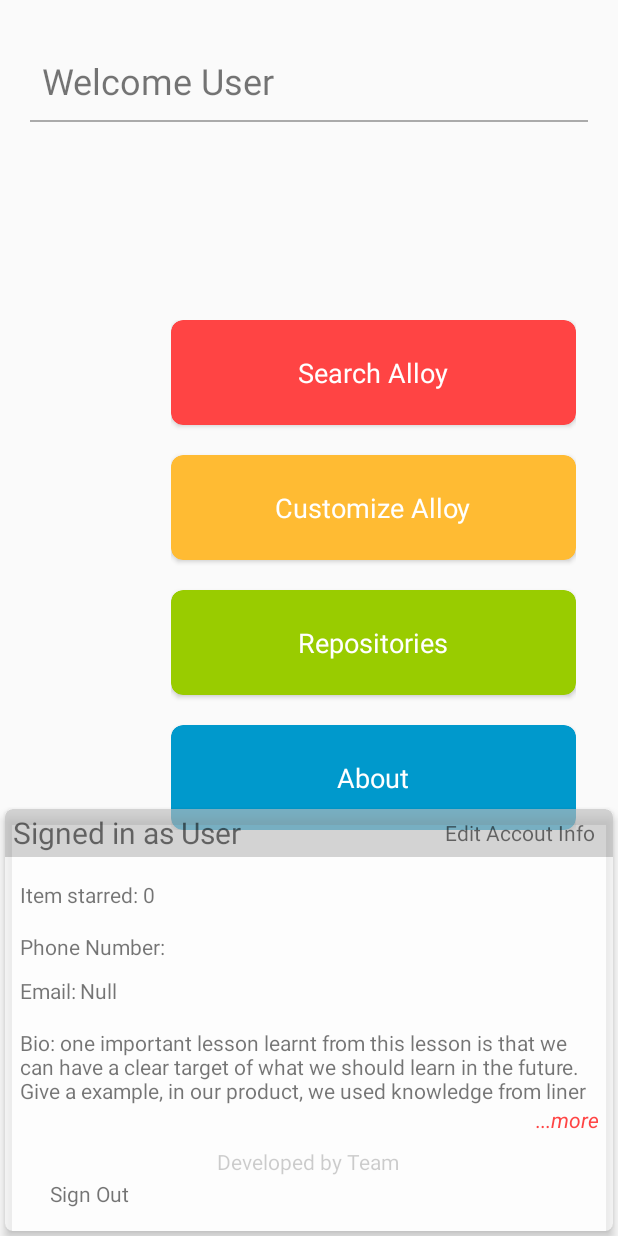
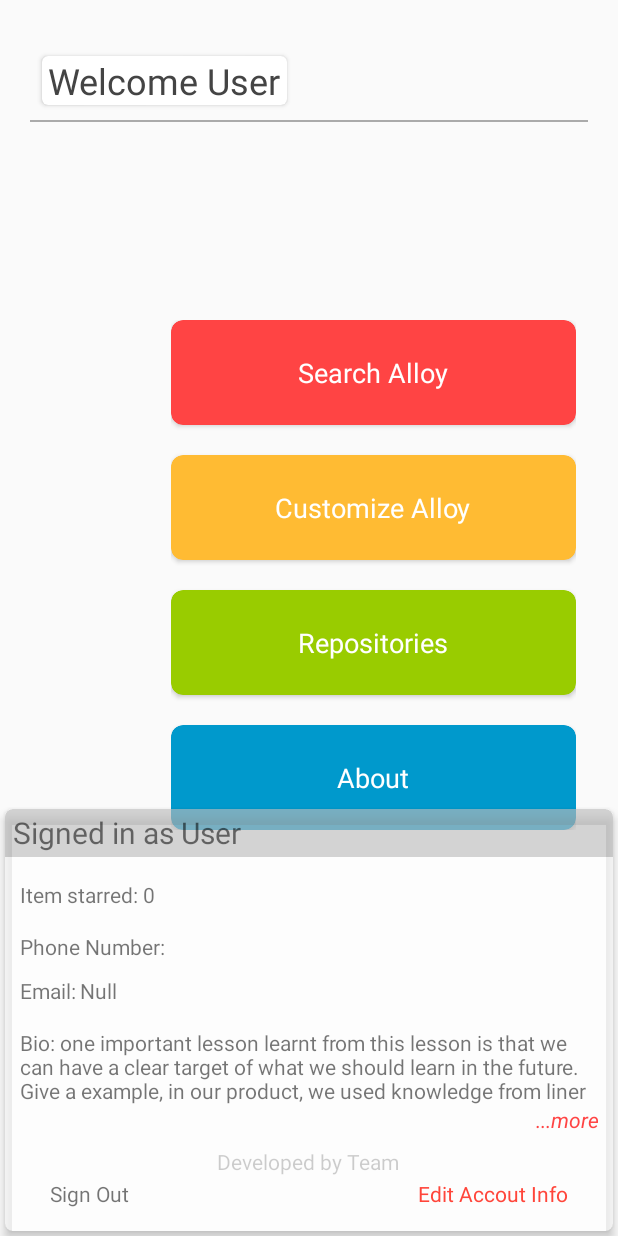
Before and after one commit to zjnsill/Primary, an Android app: the bottomSheet screen opened directly, with no data from a screen before it, after a tap on an icon or button, on a phone screen of 412 x 824 dp. Run offline under Robolectric (Android 15) with nearby library versions, the phone set to English and light mode, and no system bars; libraries missing offline, so code that uses them is left out: cn.smssdk, com.mob.

Commit message:
edit account
null

```diff
--- a/app/src/main/java/com/psi/shen/primary/bottomSheet.java
+++ b/app/src/main/java/com/psi/shen/primary/bottomSheet.java
@@ -43,7 +43,7 @@ import cn.smssdk.SMSSDK;
 public class bottomSheet extends AppCompatActivity {
     private View bottomSheetView,backView,bottomsheetLower;
     private BottomSheetBehavior mBehavior;
-    private TextView nameTV,starredItemCountTV,welcome,editTV,Email,phoneNum,leftTV,rightTV,Bio,expandIndicator;
+    private TextView nameTV,starredItemCountTV,welcome,Email,phoneNum,leftTV,rightTV,Bio,expandIndicator;
     private CardView searchCV,createCV,starredCV,aboutCV;
     private signedUser defaultUser = signedUser.DefaultUser;
     private signedUser currentUser;
@@ -84,7 +84,6 @@ public class bottomSheet extends AppCompatActivity {
         phoneNum = findViewById(R.id.phoneNum);
         Bio = findViewById(R.id.Bio);
         expandIndicator = findViewById(R.id.expandIndicator);
-        editTV = bottomSheetView.findViewById(R.id.editTV);
         Email = bottomSheetView.findViewById(R.id.Email);
 
 
@@ -92,11 +91,15 @@ public class bottomSheet extends AppCompatActivity {
         //currently return francis as the previously signed user;
         //if the user is not signed in, use default user;
 
+        Intent Editing = getIntent();
         String s = "one important lesson learnt from this lesson is that we can have a clear" +
                 " target of what we should learn in the future. Give a example, in our product, " +
                 "we used knowledge from liner algebra, virtual machine, computer network, data structure. " +
                 "But, as we are yet, freshmen student, we don’t have a very deep understanding of these, we learnt by ourself  ";
-        currentUser = new signedUser.Builder("User",phone).Bio(s).Email("Null").build();
+        if(Editing.getParcelableExtra("edituser")==null)
+            currentUser = new signedUser.Builder("User",phone).Bio(s).Email("Null").build();
+        else
+            currentUser = Editing.getParcelableExtra("edituser");
         userDatabaseManager = UserDatabaseManager.getInstance(this,currentUser.getName());
         //
         //
@@ -134,17 +137,6 @@ public class bottomSheet extends AppCompatActivity {
 
         //
         //after calling the following methods, create a new intent and redirect to this activity other than using finish();
-        editTV.setOnClickListener(new View.OnClickListener() {
-            @Override
-            public void onClick(View v) {
-                Intent editAccountInfo = new Intent(bottomSheet.this,edit_account_info.class);
-                Bundle userInfo = new Bundle();
-                userInfo.putParcelable("user",currentUser);
-                editAccountInfo.putExtras(userInfo);
-                editAccountInfo.setFlags(Intent.FLAG_ACTIVITY_SINGLE_TOP);
-                startActivity(editAccountInfo);
-            }
-        });
 
         if(currentUser.equals(defaultUser)){
             leftTV.setText("Sign In");
@@ -162,8 +154,6 @@ public class bottomSheet extends AppCompatActivity {
                     showVerifyWindow("",1);
                 }
             });
-            editTV.setVisibility(View.INVISIBLE);
-            editTV.setClickable(false);
         }else{
             leftTV.setText("Sign Out");
             leftTV.setOnClickListener(new View.OnClickListener() {
@@ -179,16 +169,19 @@ public class bottomSheet extends AppCompatActivity {
 
                 }
             });
-            rightTV.setText("");
+            rightTV.setText("Edit Accout Info");
             rightTV.setTextColor(Color.rgb(255,69,58));
             rightTV.setOnClickListener(new View.OnClickListener() {
                 @Override
                 public void onClick(View v) {
-                    //implement delete user Info action;
+                    Intent editAccountInfo = new Intent(bottomSheet.this,edit_account_info.class);
+                    Bundle userInfo = new Bundle();
+                    userInfo.putParcelable("user",currentUser);
+                    editAccountInfo.putExtras(userInfo);
+                    editAccountInfo.setFlags(Intent.FLAG_ACTIVITY_SINGLE_TOP);
+                    startActivity(editAccountInfo);
                 }
             });
-            editTV.setVisibility(View.VISIBLE);
-            editTV.setClickable(true);
         }
 
         backView.setDrawingCacheEnabled(true);
--- a/app/src/main/res/layout/activity_bottom_sheet.xml
+++ b/app/src/main/res/layout/activity_bottom_sheet.xml
@@ -12,16 +12,27 @@
         android:layout_height="match_parent"
         android:orientation="vertical">
 
-        <TextView
-            android:id="@+id/userName"
+        <android.support.v7.widget.CardView
+            android:id="@+id/WelcomeCV"
             android:layout_width="wrap_content"
             android:layout_height="wrap_content"
             android:layout_marginStart="8dp"
             android:layout_marginBottom="10dp"
-            android:text="Welcome "
-            android:textSize="24sp"
+            app:cardCornerRadius="4dp"
             app:layout_constraintBottom_toTopOf="@+id/textView16"
-            app:layout_constraintStart_toStartOf="@+id/textView16" />
+            app:layout_constraintStart_toStartOf="@+id/textView16">
+
+            <TextView
+                android:id="@+id/userName"
+                android:layout_width="wrap_content"
+                android:layout_height="wrap_content"
+                android:layout_gravity="center"
+                android:layout_marginStart="4dp"
+                android:layout_marginEnd="4dp"
+                android:text="Welcome "
+                android:textColor="#444"
+                android:textSize="24sp" />
+        </android.support.v7.widget.CardView>
 
         <TextView
             android:id="@+id/textView16"
@@ -175,16 +186,6 @@
                         android:text="Signed in as "
                         android:textSize="20sp" />
 
-                    <TextView
-                        android:id="@+id/editTV"
-                        android:layout_width="wrap_content"
-                        android:layout_height="wrap_content"
-                        android:layout_alignParentRight="true"
-                        android:layout_centerVertical="true"
-                        android:layout_marginRight="12dp"
-                        android:layout_weight="1"
-                        android:gravity="center_vertical"
-                        android:text="Edit Accout Info" />
                 </RelativeLayout>
 
                 <LinearLayout
```
Also changed, not shown: app/src/main/java/com/psi/shen/primary/edit_account_info.java (+12 -27 lines), app/src/main/res/layout/activity_edit_account_info.xml (+0 -18 lines).
